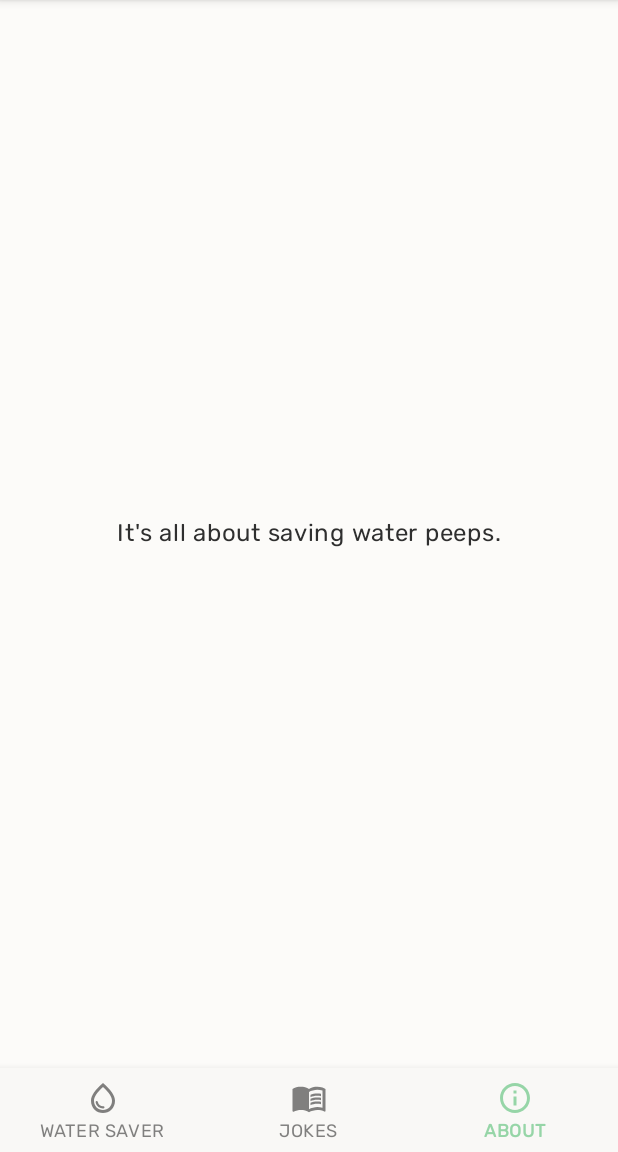
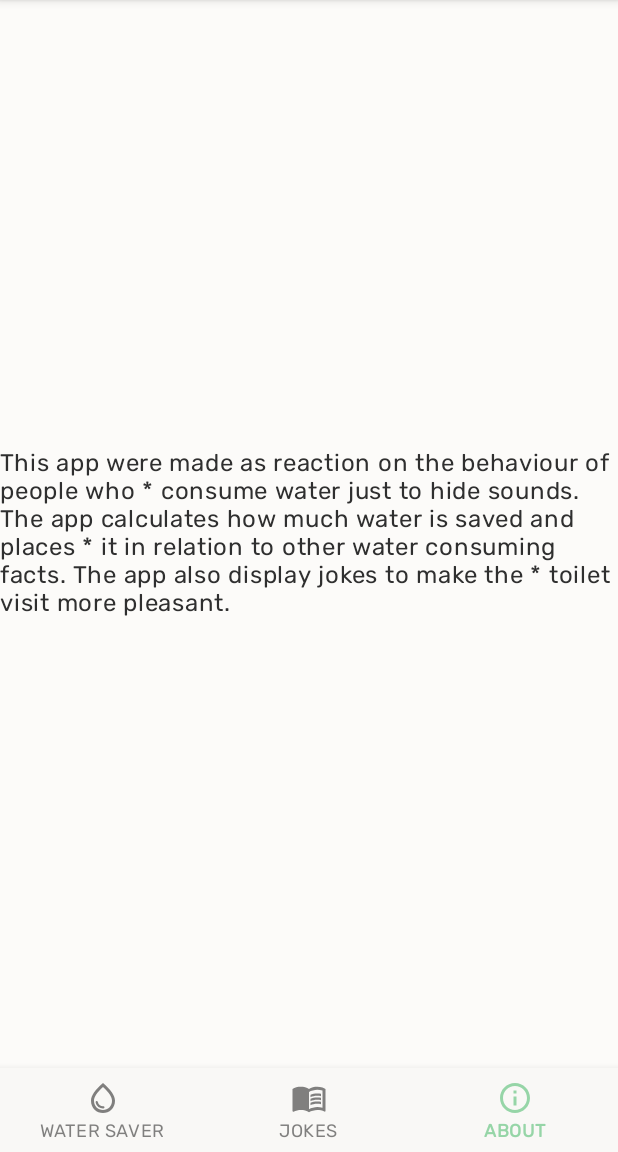
Before and after one commit to jeanfredric/saveWaterTapApp, an Android app: the screen it shows after launch (MainActivity), item 3 of the bottom bar chosen, on a phone screen of 412 x 824 dp, the part 84-1236 px from its top. Run offline under Robolectric (Android 15) with nearby library versions, the phone set to English and light mode, and no system bars.

Commit message:
Missing javadocs added.

```diff
--- a/app/src/main/java/design/jeanfredric/savewatertapapp/controllers/WaterTapFragment.java
+++ b/app/src/main/java/design/jeanfredric/savewatertapapp/controllers/WaterTapFragment.java
@@ -78,7 +78,7 @@ public class WaterTapFragment extends Fragment {
             consumptionFacts.add(4, "How much clean water an average Sub-Sahara African household consumes in a day.*");
             consumptionFacts.add(7, "Five big Coca-cola bottles.");
             consumptionFacts.add(11, "Many people in the world exist on 11 litres of water per day or less. We can use that amount in one flush of the toilet.");
-            consumptionFacts.add(15, "How much water that on average are wasted when brushing your theeth.");
+            consumptionFacts.add(15, "How much water that on average are wasted when brushing your teeth.");
             consumptionFacts.add(35, "The production of one slice of bread.");
             consumptionFacts.add(75, "The production of a can of beer.");
             consumptionFacts.add(180, "The production of a soft drink.");
@@ -103,6 +103,10 @@ public class WaterTapFragment extends Fragment {
         return bindingView;
     }
 
+    /**
+     * Toggles the water tap status, gets called on button click.
+     * @param view View that calls the method on button click.
+     */
     public void toggleWaterTap(View view) {
         if (!waterTap.isOn()) {
             waterTap.start(getContext());
@@ -123,6 +127,9 @@ public class WaterTapFragment extends Fragment {
         outState.putParcelable(FACTTIMER_KEY, factTimer);
     }
 
+    /**
+     * Stops watertap sound when exiting the app.
+     */
     @Override
     public void onStop() {
         super.onStop();
--- a/app/src/main/res/values/strings.xml
+++ b/app/src/main/res/values/strings.xml
@@ -15,7 +15,10 @@
     <string name="equals_text">Nothing... Hit that button to change that!</string>
 
     <!-- About Fragment -->
-    <string name="about_text">It\'s all about saving water peeps.</string>
+    <string name="about_text">This app were made as reaction on the behaviour of people who
+ * consume water just to hide sounds. The app calculates how much water is saved and places
+ * it in relation to other water consuming facts. The app also display jokes to make the
+ * toilet visit more pleasant.</string>
 
     <!-- Jokes Fragment -->
     <string name="shake_device">"Shake your device for a new dazzling joke that saves water!"</string>
```
Also changed, not shown: app/src/main/java/design/jeanfredric/savewatertapapp/models/ConsumptionFact.java (+27 -4 lines), app/src/main/java/design/jeanfredric/savewatertapapp/models/ConsumptionFacts.java (+32 -0 lines), app/src/main/java/design/jeanfredric/savewatertapapp/models/FactTimer.java (+43 -1 lines), app/src/main/java/design/jeanfredric/savewatertapapp/models/WaterTap.java (+44 -3 lines).
